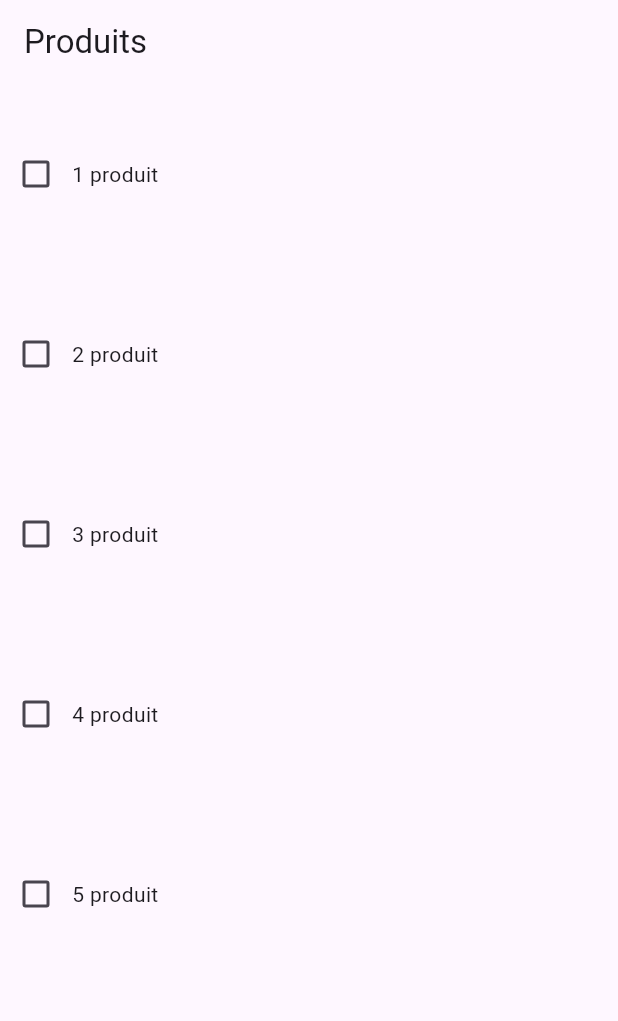
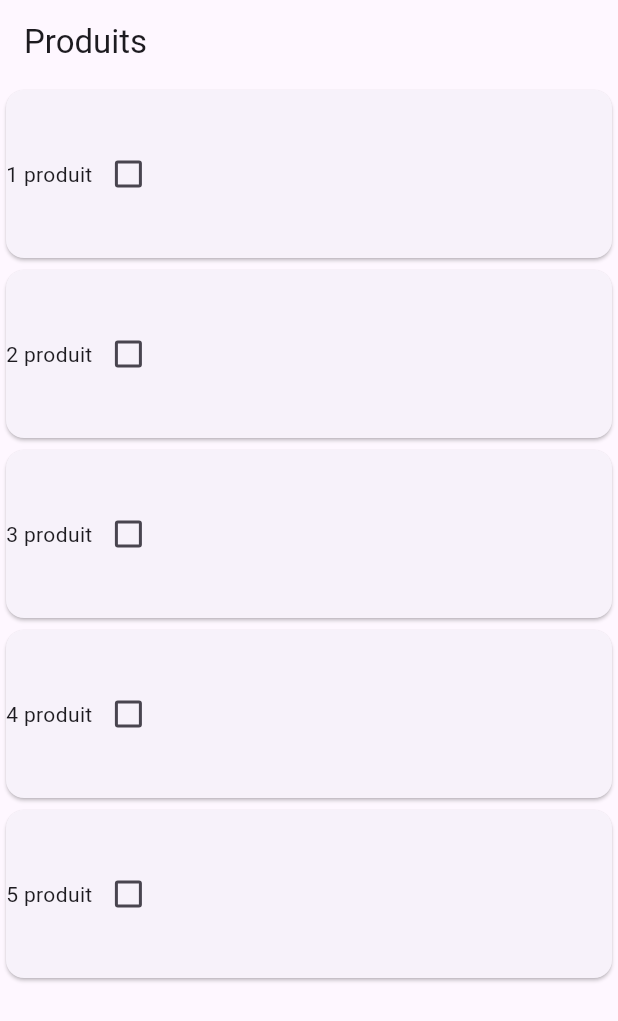
Before and after one commit to iir-24-26/ateliers-produit-g6-mohssineKissane, a Flutter app: the screen it shows after launch, on a phone screen of 412 x 824 dp. Shown: the top 1021 px of the screen. Run offline on Flutter 3.47's test engine with Material 3 defaults, Android fonts, the phone set to English and light mode, and no system bars.

Commit message:
selection des produits complete

```diff
--- a/lib/produit_box.dart
+++ b/lib/produit_box.dart
@@ -16,16 +16,18 @@ class ProduitBox extends StatelessWidget {
   Widget build(BuildContext context) {
     return Container(
       height: 120,
+      child: Card(
         child: Row(
           children: [
+            Text(nomProduit),
             Checkbox(
               value: selProduit,
-            onChanged: (bool? value) {
-              onChanged(value);
+              onChanged: (val) {
+                onChanged();
               },
             ),
-          Text(nomProduit),
           ],
+        ),
       ),
     );
   }
--- a/lib/produits_list.dart
+++ b/lib/produits_list.dart
@@ -9,13 +9,29 @@ class ProduitsList extends StatefulWidget {
 }
 
 class _ProduitsListState extends State<ProduitsList> {
-  List liste = [
-    ["1 produit", false],
-    ["2 produit", false],
-    ["3 produit", false],
-    ["4 produit", false],
-    ["5 produit", false]
+  List<String> produits = [
+    "1 produit",
+    "2 produit",
+    "3 produit",
+    "4 produit",
+    "5 produit"
   ];
+
+  Map<String, bool> selProduits = {};
+
+  @override
+  void initState() {
+    super.initState();
+    for (var produit in produits) {
+      selProduits[produit] = false;
+    }
+  }
+
+  void selectionProduit(String nom) {
+    setState(() {
+      selProduits[nom] = !selProduits[nom]!;
+    });
+  }
 
   @override
   Widget build(BuildContext context) {
@@ -24,15 +40,14 @@ class _ProduitsListState extends State<ProduitsList> {
         title: const Text("Produits"),
       ),
       body: ListView.builder(
-        itemCount: liste.length,
+        itemCount: produits.length,
         itemBuilder: (context, index) {
+          String produit = produits[index];
           return ProduitBox(
-            nomProduit: liste[index][0],
-            selProduit: liste[index][1],
-            onChanged: (bool? value) {
-              setState(() {
-                liste[index][1] = value ?? false;
-              });
+            nomProduit: produit,
+            selProduit: selProduits[produit]!,
+            onChanged: () {
+              selectionProduit(produit);
             },
           );
         },
```
Lines whose indentation alone changed are shown as unchanged.
